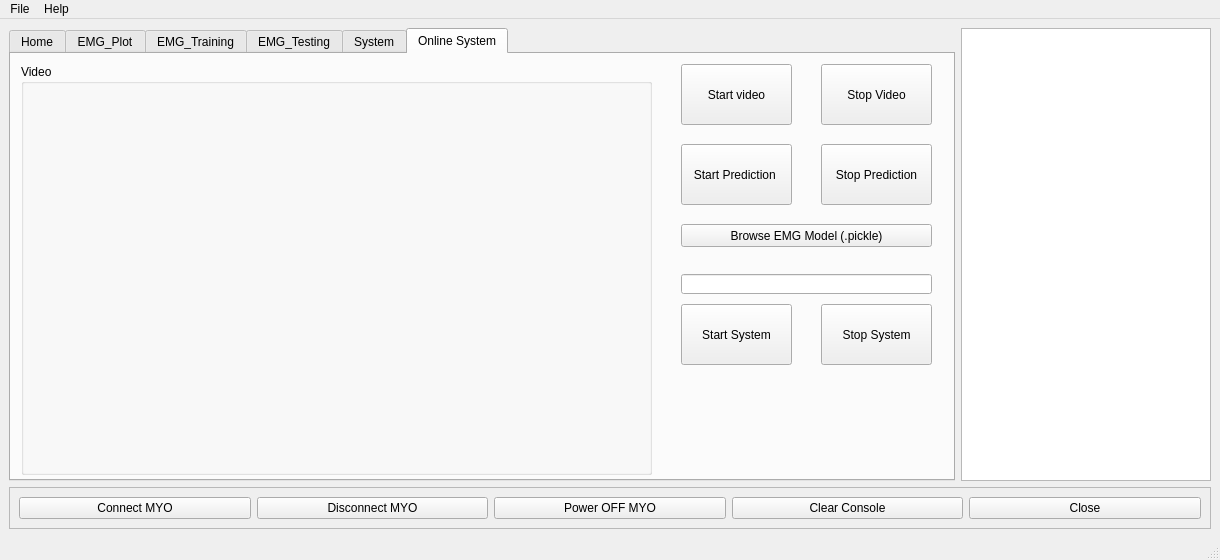
This is GP.ui in hananabilabd/Computer-Vision-and-Neural-Machine-Interface-for-Upper-Limb-Prostheses as Qt 5 draws it before an edit. The edited form follows.
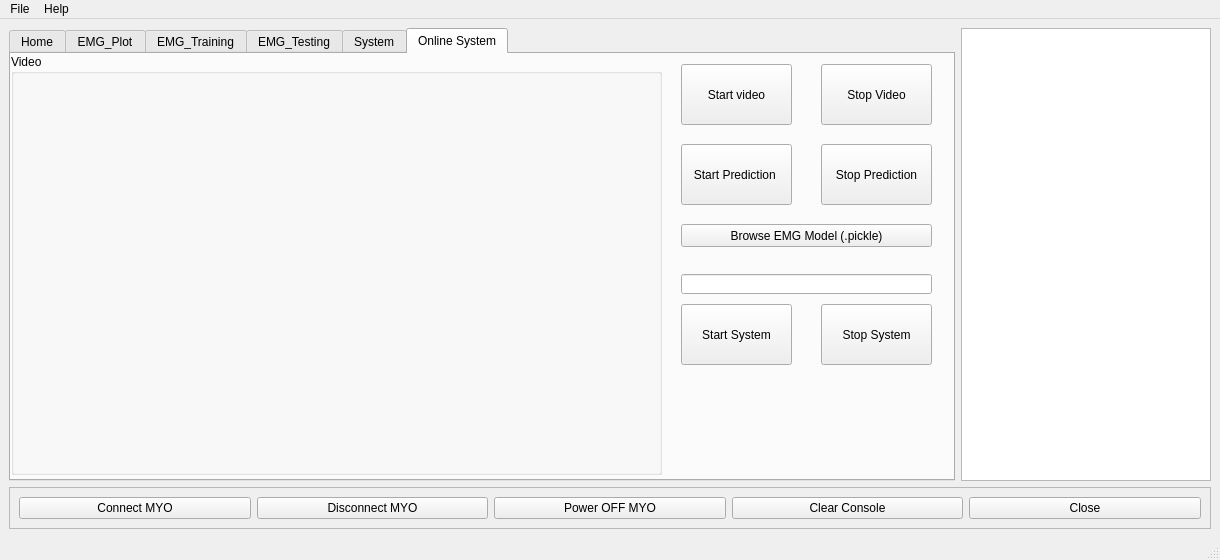
This is the edited form. The open tabs and pages were chosen to show the change. Icons and pictures are not drawn. Custom widgets are drawn as their Qt base class.

```diff
--- a/GP.ui
+++ b/GP.ui
@@ -688,10 +688,10 @@
            <widget class="QGroupBox" name="groupBox">
             <property name="geometry">
              <rect>
-              <x>10</x>
-              <y>10</y>
-              <width>631</width>
-              <height>411</height>
+              <x>0</x>
+              <y>0</y>
+              <width>651</width>
+              <height>421</height>
              </rect>
             </property>
             <property name="sizePolicy">
@@ -708,8 +708,8 @@
               <rect>
                <x>10</x>
                <y>20</y>
-               <width>611</width>
-               <height>381</height>
+               <width>641</width>
+               <height>401</height>
               </rect>
              </property>
             </widget>
```
